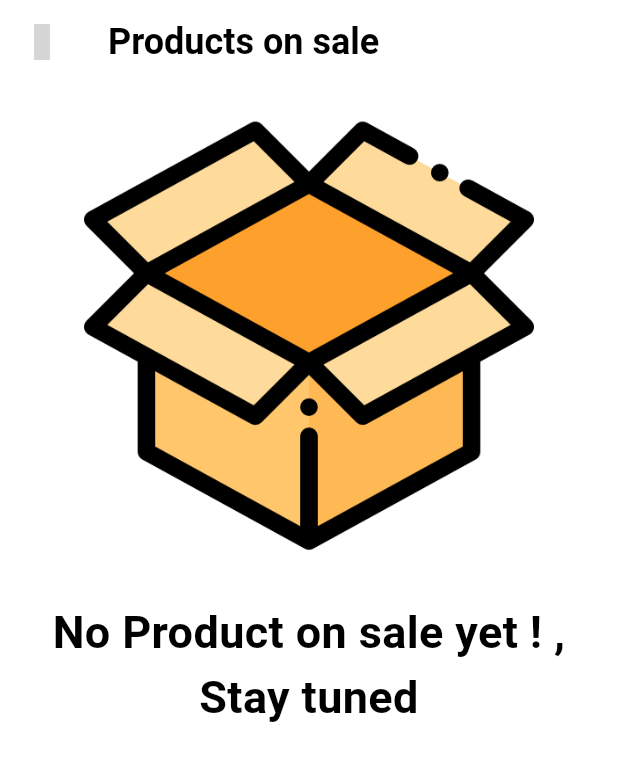
After one commit to MohamedEmam8954/groceryApp, a Flutter app: the screen it shows after launch, after a tap on "View All", on a phone screen of 412 x 824 dp. The commit adds this screen. Shown: the top 761 px of the screen. Run offline on Flutter 3.47's test engine with Material 3 defaults, Android fonts, the phone set to English and light mode, and no system bars; our stand-ins replace bloc, card_swiper, flutter_bloc, get_it, go_router, iconly and 2 more; missing offline and left inert: dart:ffi; grey boxes are pictures that could not be loaded.

Commit message:
finish screen products & no products on sale

```diff
--- a/lib/constant/app_Theme.dart
+++ b/lib/constant/app_Theme.dart
@@ -54,6 +54,8 @@ class AppTheme {
       appBarTheme: AppBarTheme(
         titleTextStyle:
             TextStyle(color: isDarkTheme ? Colors.white : Colors.black),
+        iconTheme:
+            IconThemeData(color: isDarkTheme ? Colors.white : Colors.black),
       ),
     );
   }
--- /dev/null
+++ b/lib/core/function/navigationApp.dart
@@ -0,0 +1,10 @@
+import 'package:flutter/material.dart';
+import 'package:go_router/go_router.dart';
+
+void navTo(BuildContext context, String path) {
+  GoRouter.of(context).push(path);
+}
+
+void popAppRouter(BuildContext context) {
+  GoRouter.of(context).pop();
+}
--- a/lib/core/utils/app_strings.dart
+++ b/lib/core/utils/app_strings.dart
@@ -31,4 +31,7 @@ class AppStrings {
   static const String onsale = "ONSALE";
   static const String browseAll = "Browse All";
   static const String ourProduct = "Our Product";
+  static const String productsOnSale = "Products on sale";
+  static const String noProductsOnSale =
+      "No Product on sale yet ! ,\nStay tuned";
 }
--- a/lib/core/utils/app_styles.dart
+++ b/lib/core/utils/app_styles.dart
@@ -25,4 +25,6 @@ class AppStyles {
   );
   static TextStyle style20 =
       const TextStyle(fontSize: 20, fontWeight: FontWeight.w600);
+  static TextStyle style30 =
+      const TextStyle(fontSize: 30, fontWeight: FontWeight.w700);
 }
--- a/lib/features/home/presentation/sections/onsale_section.dart
+++ b/lib/features/home/presentation/sections/onsale_section.dart
@@ -1,5 +1,6 @@
 import 'package:flutter/material.dart';
 import 'package:go_router/go_router.dart';
+import 'package:grocery/core/function/navigationApp.dart';
 import 'package:grocery/core/utils/app_strings.dart';
 import 'package:grocery/core/utils/app_styles.dart';
 import 'package:grocery/core/utils/go_router.dart';
@@ -15,7 +16,7 @@ class OnSaleSection extends StatelessWidget {
       children: [
         TextButton(
           onPressed: () {
-            GoRouter.of(context).push(AppRouter.onsaleView);
+            navTo(context, AppRouter.onsaleView);
           },
           child: Text(
             AppStrings.viewAll,
--- a/lib/features/home/presentation/views/onsaleView.dart
+++ b/lib/features/home/presentation/views/onsaleView.dart
@@ -1,13 +1,37 @@
 import 'package:flutter/material.dart';
+import 'package:grocery/core/function/navigationApp.dart';
+
+import 'package:grocery/core/utils/app_strings.dart';
+import 'package:grocery/core/utils/app_styles.dart';
+import 'package:grocery/features/home/presentation/widgets/noProductSale.dart';
+
+import 'package:grocery/features/home/presentation/widgets/productsOnSaleGridView.dart';
+import 'package:iconly/iconly.dart';
 
 class OnSaleView extends StatelessWidget {
-  const OnSaleView({super.key});
-
+  const OnSaleView({super.key, this.isSale = true});
+  final bool isSale;
   @override
   Widget build(BuildContext context) {
     return Scaffold(
+      appBar: AppBar(
+        backgroundColor: Theme.of(context).scaffoldBackgroundColor,
+        leading: InkWell(
+          borderRadius: BorderRadius.circular(12),
+          onTap: () {
+            popAppRouter(context);
+          },
+          child: const Icon(IconlyLight.arrow_left_2),
+        ),
+        title: Text(
+          AppStrings.productsOnSale,
+          style: AppStyles.style24.copyWith(fontWeight: FontWeight.w600),
+        ),
+      ),
       body: Column(
-        children: [],
+        children: [
+          isSale ? const NoProductSale() : const ProductsOnSaleGridView(),
+        ],
       ),
     );
   }
--- /dev/null
+++ b/lib/features/home/presentation/widgets/noProductSale.dart
@@ -0,0 +1,35 @@
+import 'package:flutter/material.dart';
+import 'package:grocery/core/utils/appAssets.dart';
+import 'package:grocery/core/utils/app_strings.dart';
+import 'package:grocery/core/utils/app_styles.dart';
+
+class NoProductSale extends StatelessWidget {
+  const NoProductSale({super.key});
+
+  @override
+  Widget build(BuildContext context) {
+    return Column(
+      children: [
+        Padding(
+          padding: const EdgeInsets.all(18.0),
+          child: Image.asset(
+            Assets.assetsImagesBox,
+            width: 300,
+            height: 300,
+            fit: BoxFit.fill,
+          ),
+        ),
+        Center(
+          child: Padding(
+            padding: const EdgeInsets.all(8.0),
+            child: Text(
+              AppStrings.noProductsOnSale,
+              style: AppStyles.style30,
+              textAlign: TextAlign.center,
+            ),
+          ),
+        )
+      ],
+    );
+  }
+}
--- a/lib/features/home/presentation/widgets/onsalelistView.dart
+++ b/lib/features/home/presentation/widgets/onsalelistView.dart
@@ -14,7 +14,10 @@ class OnsaleListView extends StatelessWidget {
         itemCount: 10,
         scrollDirection: Axis.horizontal,
         itemBuilder: (context, index) {
-          return const OnSaleWidget();
+          return const Padding(
+            padding: EdgeInsets.symmetric(horizontal: 8),
+            child: OnSaleWidget(),
+          );
         },
       ),
     );
--- a/lib/features/home/presentation/widgets/onsalewidget.dart
+++ b/lib/features/home/presentation/widgets/onsalewidget.dart
@@ -13,9 +13,7 @@ class OnSaleWidget extends StatelessWidget {
   Widget build(BuildContext context) {
     var size = MediaQuery.of(context).size;
 
-    return Padding(
-      padding: const EdgeInsets.all(8.0),
-      child: Material(
+    return Material(
       color: Theme.of(context).cardColor.withOpacity(0.9),
       borderRadius: BorderRadius.circular(12),
       child: InkWell(
@@ -71,7 +69,6 @@ class OnSaleWidget extends StatelessWidget {
           ),
         ),
       ),
-      ),
     );
   }
 }
--- a/lib/features/home/presentation/widgets/pricewidgets.dart
+++ b/lib/features/home/presentation/widgets/pricewidgets.dart
@@ -1,3 +1,5 @@
+import 'dart:ffi';
+
 import 'package:flutter/material.dart';
 import 'package:grocery/core/utils/app_styles.dart';
 
@@ -20,7 +22,7 @@ class PriceWidget extends StatelessWidget {
       child: Row(
         children: [
           Text(
-            "\$${(userprice * int.parse(textPrice)).toStringAsFixed(2)}",
+            "\$${(userprice * double.parse(textPrice)).toStringAsFixed(2)}",
             style: AppStyles.style18
                 .copyWith(color: Colors.green, fontWeight: FontWeight.w600),
           ),
@@ -30,7 +32,7 @@ class PriceWidget extends StatelessWidget {
           Visibility(
             visible: onsale ? true : false,
             child: Text(
-              "\$${(price * int.parse(textPrice)).toStringAsFixed(2)}",
+              "\$${(price * double.parse(textPrice)).toStringAsFixed(2)}",
               style: AppStyles.style15.copyWith(
                 fontWeight: FontWeight.w600,
                 decoration: TextDecoration.lineThrough,
--- a/lib/features/home/presentation/widgets/productGridView.dart
+++ b/lib/features/home/presentation/widgets/productGridView.dart
@@ -6,6 +6,7 @@ class ProductGridView extends StatelessWidget {
 
   @override
   Widget build(BuildContext context) {
+    var size = MediaQuery.of(context).size;
     return GridView.count(
       shrinkWrap: true,
       crossAxisCount: 2,
```
Also changed, not shown: lib/features/home/presentation/widgets/productsOnSaleGridView.dart (added, +26 -0 lines). Lines whose indentation alone changed are shown as unchanged.
